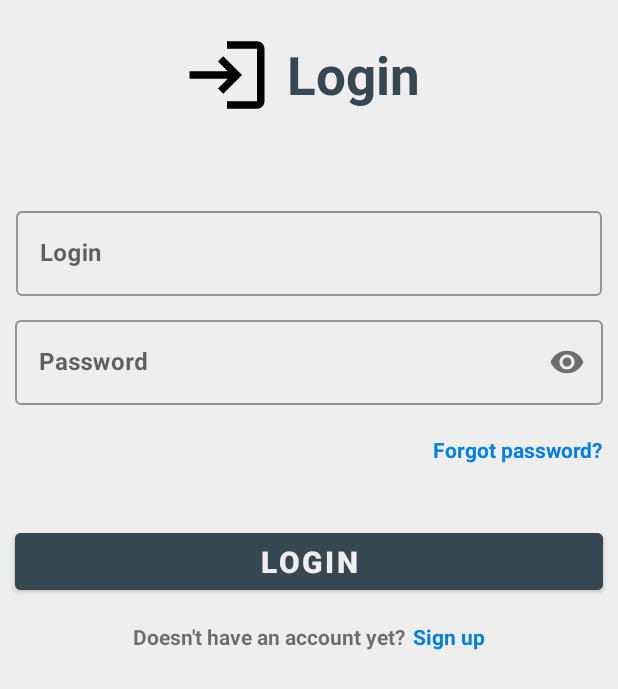
After one commit to Melkon2008/Imager_java, an Android app: the Cloud_Login_reg screen opened through its navigation route, on a phone screen of 412 x 824 dp. The commit adds this screen. Shown: the top 689 px of the screen. Run offline under Robolectric (Android 15) with nearby library versions, the light colour scheme and no system bars.

Commit message:
sign up, sign in

```diff
--- a/app/build.gradle.kts
+++ b/app/build.gradle.kts
@@ -53,4 +53,5 @@ android {
         implementation("androidx.core:core-ktx:+")
         implementation("androidx.core:core-ktx:+")
         implementation("androidx.core:core-ktx:+")
+        implementation("com.google.android.gms:play-services-base:18.3.0")
     }
--- /dev/null
+++ b/app/src/main/java/com/imager/edit_it/ui/Login_reg/Cloud_Login_reg.java
@@ -0,0 +1,29 @@
+package com.imager.edit_it.ui.Login_reg;
+
+import android.os.Bundle;
+import android.view.LayoutInflater;
+import android.view.View;
+import android.view.ViewGroup;
+
+import androidx.annotation.NonNull;
+import androidx.fragment.app.Fragment;
+
+
+import com.imager.edit_it.databinding.LoginBinding;
+
+
+public class Cloud_Login_reg extends Fragment {
+
+    private LoginBinding binding;
+
+    public View onCreateView(@NonNull LayoutInflater inflater, ViewGroup container, Bundle savedInstanceState) {
+        binding = LoginBinding.inflate(inflater, container, false);
+        View root = binding.getRoot();
+
+
+        return root;
+    }
+
+
+
+}
--- a/app/src/main/java/com/imager/edit_it/ui/home/HomeFragment.java
+++ b/app/src/main/java/com/imager/edit_it/ui/home/HomeFragment.java
@@ -17,7 +17,7 @@ import com.imager.edit_it.databinding.FragmentHomeBinding;
 public class HomeFragment extends Fragment {
 
     private static final int PICK_IMAGE = 1;
-    private Button openConverterimage, openMargeConvert, openContrastimage;
+    private Button openConverterimage, openMargeConvert, openContrastimage, openCloud;
     private FragmentHomeBinding binding;
 
     public View onCreateView(@NonNull LayoutInflater inflater,
@@ -35,6 +35,16 @@ public class HomeFragment extends Fragment {
         openConverterimage = root.findViewById(R.id.openConvertImage);
         openMargeConvert = root.findViewById(R.id.openMargeFiles);
         openContrastimage = root.findViewById(R.id.openContrastImage);
+        openCloud = root.findViewById(R.id.Cloud_save);
+
+
+        openCloud.setOnClickListener(new View.OnClickListener() {
+            @Override
+            public void onClick(View v) {
+                Navigation.findNavController(requireActivity(), R.id.nav_host_fragment_activity_main)
+                        .navigate(R.id.navigation_cloud, null, navOptions);
+            }
+        });
 
         openContrastimage.setOnClickListener(new View.OnClickListener() {
             @Override
--- /dev/null
+++ b/app/src/main/res/drawable/baseline_login_24.xml
@@ -0,0 +1,5 @@
+<vector xmlns:android="http://schemas.android.com/apk/res/android" android:autoMirrored="true" android:height="24dp" android:tint="#000000" android:viewportHeight="24" android:viewportWidth="24" android:width="24dp">
+
+    <path android:fillColor="@android:color/white" android:pathData="M11,7L9.6,8.4l2.6,2.6H2v2h10.2l-2.6,2.6L11,17l5,-5L11,7zM20,19h-8v2h8c1.1,0 2,-0.9 2,-2V5c0,-1.1 -0.9,-2 -2,-2h-8v2h8V19z"/>
+
+</vector>
--- /dev/null
+++ b/app/src/main/res/layout/login.xml
@@ -0,0 +1,157 @@
+<?xml version="1.0" encoding="utf-8"?>
+<LinearLayout xmlns:android="http://schemas.android.com/apk/res/android"
+    xmlns:tools="http://schemas.android.com/tools"
+    android:layout_width="fill_parent"
+    android:layout_height="fill_parent"
+    xmlns:app="http://schemas.android.com/apk/res-auto"
+    android:orientation="vertical">
+
+    <LinearLayout
+        android:gravity="center"
+        android:layout_width="match_parent"
+        android:layout_height="wrap_content"
+        android:orientation="horizontal">
+
+        <ImageView
+            android:layout_width="60dp"
+            android:layout_height="100dp"
+            android:src="@drawable/baseline_login_24"/>
+
+
+        <TextView
+            android:textColor="#374751"
+            android:layout_margin="10dp"
+            android:textStyle="bold"
+            android:layout_gravity="center"
+            android:textSize="35dp"
+            android:layout_width="wrap_content"
+            android:layout_height="wrap_content"
+            android:text="Login"/>
+
+
+
+    </LinearLayout>
+
+
+
+    <LinearLayout
+        android:layout_marginTop="30dp"
+        android:layout_width="match_parent"
+        android:layout_height="wrap_content"
+        android:orientation="horizontal">
+
+
+        <com.google.android.material.textfield.TextInputLayout
+            android:layout_margin="5dp"
+            android:id="@+id/father_file_name_refractor"
+            android:layout_width="match_parent"
+            android:layout_height="wrap_content"
+            style="@style/Widget.MaterialComponents.TextInputLayout.OutlinedBox">
+            <com.google.android.material.textfield.TextInputEditText
+                android:layout_margin="5dp"
+                android:id="@+id/file_name_refractor"
+                android:layout_width="match_parent"
+                android:layout_height="wrap_content"
+                android:hint="Login"
+                android:textStyle="bold"
+                android:inputType="textEmailAddress"
+                />
+
+        </com.google.android.material.textfield.TextInputLayout>
+
+    </LinearLayout>
+
+
+
+
+    <LinearLayout
+        android:orientation="horizontal"
+        android:layout_width="match_parent"
+        android:layout_height="wrap_content">
+
+
+
+        <com.google.android.material.textfield.TextInputLayout
+
+            android:id="@+id/glav_password1_log"
+            android:layout_width="match_parent"
+            android:layout_height="wrap_content"
+            app:passwordToggleEnabled="true"
+            style="@style/Widget.MaterialComponents.TextInputLayout.OutlinedBox">
+            <com.google.android.material.textfield.TextInputEditText
+                android:layout_margin="10dp"
+                android:id="@+id/password_log"
+                android:layout_width="match_parent"
+                android:layout_height="wrap_content"
+                android:hint="Password"
+                android:textStyle="bold"
+                android:inputType="textPassword"
+
+                />
+
+        </com.google.android.material.textfield.TextInputLayout>
+
+    </LinearLayout>
+
+
+    <LinearLayout
+        android:orientation="horizontal"
+        android:layout_width="match_parent"
+        android:layout_height="wrap_content">
+
+
+
+    </LinearLayout>
+
+
+
+    <TextView
+        android:layout_margin="10dp"
+        android:layout_width="wrap_content"
+        android:layout_height="wrap_content"
+        android:text="Forgot password?"
+        android:textSize="14sp"
+        android:textStyle="bold"
+        android:textColor="#0080e8"
+        android:layout_gravity="end"
+        />
+
+
+    <Button
+        android:textColor="@color/white"
+        android:textStyle="bold"
+        android:textSize="20dp"
+        android:backgroundTint="#374751"
+        android:layout_marginTop="30dp"
+        android:layout_marginStart="10dp"
+        android:layout_marginEnd="10dp"
+        android:layout_gravity="center"
+        android:layout_width="match_parent"
+        android:layout_height="50dp"
+        android:text="Login"/>
+
+    <LinearLayout
+        android:layout_margin="15dp"
+        android:gravity="center"
+        android:orientation="horizontal"
+        android:layout_width="match_parent"
+        android:layout_height="wrap_content">
+        <TextView
+            android:textSize="14sp"
+            android:textStyle="bold"
+            android:layout_width="wrap_content"
+            android:layout_height="wrap_content"
+            android:text="Doesn't have an account yet?"/>
+        <TextView
+            android:textSize="14sp"
+            android:textColor="#0080e8"
+            android:textStyle="bold"
+            android:layout_marginStart="5dp"
+            android:layout_width="wrap_content"
+            android:layout_height="wrap_content"
+            android:text="Sign up"/>
+    </LinearLayout>
+
+
+
+</LinearLayout>
--- a/app/src/main/res/navigation/mobile_navigation.xml
+++ b/app/src/main/res/navigation/mobile_navigation.xml
@@ -32,4 +32,13 @@
         android:id="@+id/navigation_contrast"
         android:name="com.imager.edit_it.ui.Split_pdf.Split_pdf"
         tools:layout="@layout/split_pdf"/>
+
+
+    <fragment
+        android:background="@color/seri"
+        android:id="@+id/navigation_cloud"
+        android:name="com.imager.edit_it.ui.Login_reg.Cloud_Login_reg"
+        tools:layout="@layout/login" />
+
+
 </navigation>
```
Also changed, not shown: app/src/main/res/layout/fragment_home.xml (+20 -0 lines), app/src/main/res/layout/sign_in.xml (added, +171 -0 lines).
